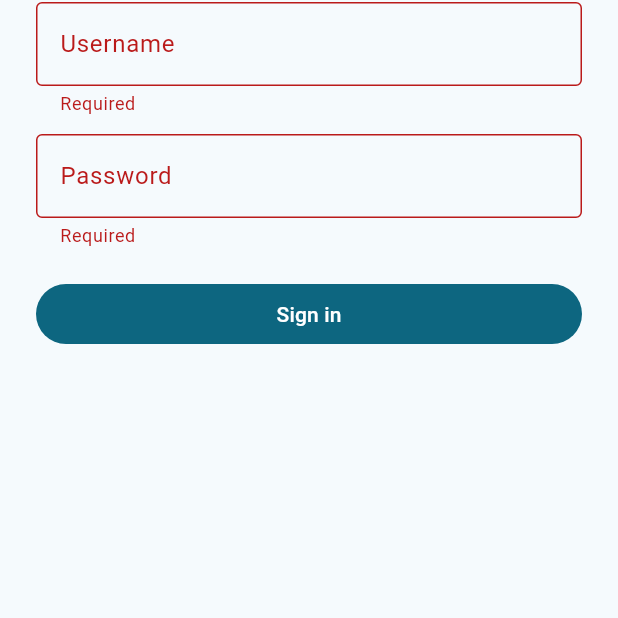
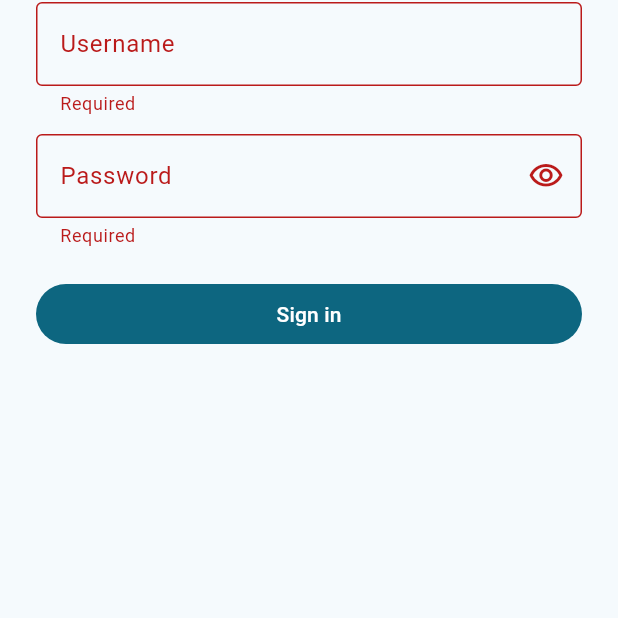
Before and after one commit to dhinadts/Marksheet, a Flutter app: the screen it shows after launch, after a tap on "Sign in", on a phone screen of 412 x 824 dp, the part 574-1192 px from its top. Run offline on Flutter 3.47's test engine with Material 3 defaults, Android fonts, the phone set to English and light mode, and no system bars; our stand-ins replace camera, connectivity_plus, dio, flutter_riverpod, flutter_secure_storage, freezed_annotation and 2 more; network calls fail.

Commit message:
dEPARTQISE ADDED

```diff
--- a/mobile/lib/config/app_config.dart
+++ b/mobile/lib/config/app_config.dart
@@ -3,6 +3,6 @@ class AppConfig {
   static const ec2ApiBaseUrl = 'https://api.dhinadts.com';
   static const apiBaseUrl = String.fromEnvironment(
     'API_BASE_URL',
-    defaultValue: 'http://10.0.2.2:3001',
+    defaultValue: ec2ApiBaseUrl,
   );
 }
--- a/mobile/lib/features/auth/login_screen.dart
+++ b/mobile/lib/features/auth/login_screen.dart
@@ -12,6 +12,7 @@ class _LoginScreenState extends ConsumerState<LoginScreen> {
   final _form = GlobalKey<FormState>();
   final username = TextEditingController();
   final password = TextEditingController();
+  bool _showPassword = false;
   @override
   void dispose() {
     username.dispose();
@@ -56,30 +57,39 @@ class _LoginScreenState extends ConsumerState<LoginScreen> {
                     const SizedBox(height: 32),
                     TextFormField(
                       controller: username,
+                      textInputAction: TextInputAction.next,
+                      autocorrect: false,
                       decoration: const InputDecoration(labelText: 'Username'),
                       validator: _required,
                     ),
                     const SizedBox(height: 12),
                     TextFormField(
                       controller: password,
-                      obscureText: true,
-                      decoration: const InputDecoration(labelText: 'Password'),
+                      obscureText: !_showPassword,
+                      textInputAction: TextInputAction.done,
+                      enableSuggestions: false,
+                      autocorrect: false,
+                      onFieldSubmitted: auth.isLoading ? null : (_) => _login(),
+                      decoration: InputDecoration(
+                        labelText: 'Password',
+                        suffixIcon: IconButton(
+                          tooltip: _showPassword
+                              ? 'Hide password'
+                              : 'Show password',
+                          onPressed: () =>
+                              setState(() => _showPassword = !_showPassword),
+                          icon: Icon(
+                            _showPassword
+                                ? Icons.visibility_off_outlined
+                                : Icons.visibility_outlined,
+                          ),
+                        ),
+                      ),
                       validator: _required,
                     ),
                     const SizedBox(height: 20),
                     FilledButton(
-                      onPressed: auth.isLoading
-                          ? null
-                          : () {
-                              if (_form.currentState!.validate()) {
-                                ref
-                                    .read(authControllerProvider.notifier)
-                                    .login(
-                                      username: username.text,
-                                      password: password.text,
-                                    );
-                              }
-                            },
+                      onPressed: auth.isLoading ? null : _login,
                       child: auth.isLoading
                           ? const SizedBox.square(
                               dimension: 20,
@@ -99,4 +109,12 @@ class _LoginScreenState extends ConsumerState<LoginScreen> {
 
   String? _required(String? value) =>
       value == null || value.trim().isEmpty ? 'Required' : null;
+
+  void _login() {
+    if (!_form.currentState!.validate()) return;
+    FocusScope.of(context).unfocus();
+    ref
+        .read(authControllerProvider.notifier)
+        .login(username: username.text, password: password.text);
+  }
 }
```
Also changed, not shown: mobile/lib/features/capture/capture_screen.dart (+43 -11 lines), mobile/lib/features/workflow/selection_screen.dart (+22 -1 lines), mobile/lib/models/catalog_item.dart (+15 -7 lines), mobile/lib/network/api_client.dart (+11 -1 lines), 2 other files.
